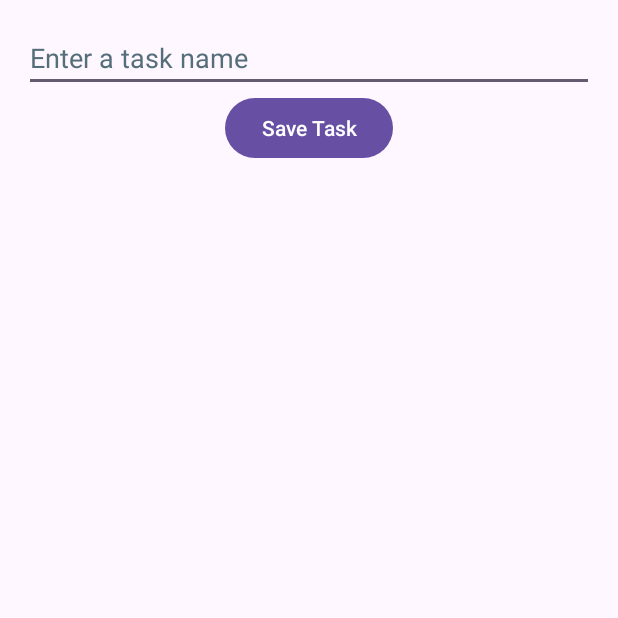
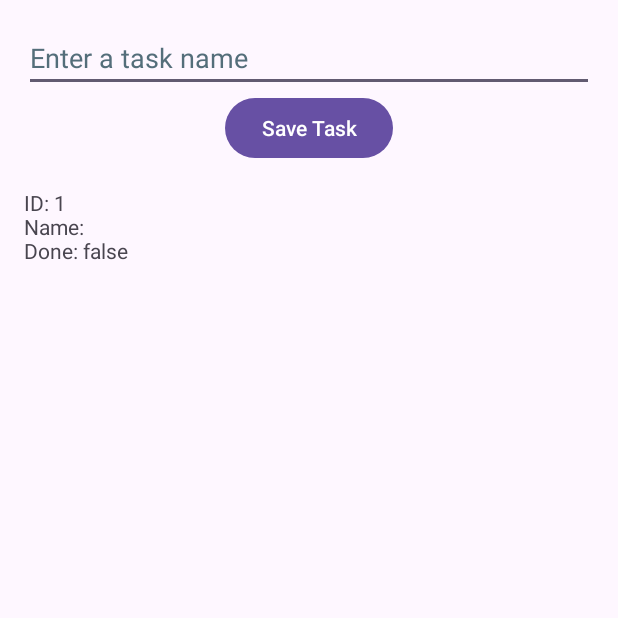
Before and after one commit to AbadzhevaK8/android-tasks, an Android app: the screen it shows after launch (MainActivity), after a tap on "Save Task", on a phone screen of 412 x 824 dp, the top half of it. Run offline under Robolectric (Android 15) with nearby library versions, the phone set to English and light mode, and no system bars; our stand-ins replace Room's generated code, data binding.

Commit message:
refactor: Move and update task management classes
Moved task-related classes to model and viewmodel packages, updated layouts, and modified the viewmodel to display tasks:

- Moved Task, TaskDao, and TaskDatabase classes to the `model` package.
- Moved TasksViewModel and TasksViewModelFactory to the `viewmodel` package.
- Moved MainActivity and TasksFragment to the `view` package.
- Updated the TasksFragment layout to display tasks using TextView
- Modified TasksViewModel to format and display tasks as a string.
- Added `lifecycleOwner` to the TasksFragment binding.
- Updated `activity_main` layout and `AndroidManifest.xml` to reflect the package changes.

```diff
--- a/app/build.gradle.kts
+++ b/app/build.gradle.kts
@@ -66,4 +66,5 @@ dependencies {
 
     // optional - Kotlin Extensions and Coroutines support for Room
     implementation(libs.androidx.room.ktx)
+
 }
--- a/app/src/main/AndroidManifest.xml
+++ b/app/src/main/AndroidManifest.xml
@@ -13,7 +13,7 @@
         android:theme="@style/Theme.Tasks"
         tools:targetApi="31">
         <activity
-            android:name=".MainActivity"
+            android:name=".view.MainActivity"
             android:exported="true">
             <intent-filter>
                 <action android:name="android.intent.action.MAIN" />
--- a/app/src/main/java/com/abadzheva/tasks/TasksViewModel.kt
+++ /dev/null
@@ -1,19 +0,0 @@
-package com.abadzheva.tasks
-
-import androidx.lifecycle.ViewModel
-import androidx.lifecycle.viewModelScope
-import kotlinx.coroutines.launch
-
-class TasksViewModel(
-    val dao: TaskDao,
-) : ViewModel() {
-    var newTaskName = ""
-
-    fun addTask() {
-        viewModelScope.launch {
-            val task = Task()
-            task.taskName = newTaskName
-            dao.insert(task)
-        }
-    }
-}
--- a/app/src/main/java/com/abadzheva/tasks/Task.kt
+++ b/app/src/main/java/com/abadzheva/tasks/model/Task.kt
@@ -1,4 +1,4 @@
-package com.abadzheva.tasks
+package com.abadzheva.tasks.model
 
 import androidx.room.ColumnInfo
 import androidx.room.Entity
--- a/app/src/main/java/com/abadzheva/tasks/TaskDao.kt
+++ b/app/src/main/java/com/abadzheva/tasks/model/TaskDao.kt
@@ -1,4 +1,4 @@
-package com.abadzheva.tasks
+package com.abadzheva.tasks.model
 
 import androidx.lifecycle.LiveData
 import androidx.room.Dao
--- a/app/src/main/java/com/abadzheva/tasks/TaskDatabase.kt
+++ b/app/src/main/java/com/abadzheva/tasks/model/TaskDatabase.kt
@@ -1,4 +1,4 @@
-package com.abadzheva.tasks
+package com.abadzheva.tasks.model
 
 import android.content.Context
 import androidx.room.Database
--- a/app/src/main/java/com/abadzheva/tasks/MainActivity.kt
+++ b/app/src/main/java/com/abadzheva/tasks/view/MainActivity.kt
@@ -1,7 +1,8 @@
-package com.abadzheva.tasks
+package com.abadzheva.tasks.view
 
 import android.os.Bundle
 import androidx.appcompat.app.AppCompatActivity
+import com.abadzheva.tasks.R
 
 class MainActivity : AppCompatActivity() {
     override fun onCreate(savedInstanceState: Bundle?) {
--- a/app/src/main/java/com/abadzheva/tasks/TasksFragment.kt
+++ b/app/src/main/java/com/abadzheva/tasks/view/TasksFragment.kt
@@ -1,4 +1,4 @@
-package com.abadzheva.tasks
+package com.abadzheva.tasks.view
 
 import android.os.Bundle
 import android.view.LayoutInflater
@@ -7,6 +7,9 @@ import android.view.ViewGroup
 import androidx.fragment.app.Fragment
 import androidx.lifecycle.ViewModelProvider
 import com.abadzheva.tasks.databinding.FragmentTasksBinding
+import com.abadzheva.tasks.model.TaskDatabase
+import com.abadzheva.tasks.viewmodel.TasksViewModel
+import com.abadzheva.tasks.viewmodel.TasksViewModelFactory
 
 class TasksFragment : Fragment() {
     @Suppress("ktlint:standard:backing-property-naming")
@@ -22,7 +25,7 @@ class TasksFragment : Fragment() {
         val view = binding.root
 
         val application = requireNotNull(this.activity).application
-        val dao = TaskDatabase.getInstance(application).taskDao
+        val dao = TaskDatabase.Companion.getInstance(application).taskDao
         val viewModelFactory = TasksViewModelFactory(dao)
         val viewModel =
             ViewModelProvider(
@@ -31,6 +34,7 @@ class TasksFragment : Fragment() {
             )[TasksViewModel::class.java]
 
         binding.viewModel = viewModel
+        binding.lifecycleOwner = viewLifecycleOwner
 
         return view
     }
--- /dev/null
+++ b/app/src/main/java/com/abadzheva/tasks/viewmodel/TasksViewModel.kt
@@ -0,0 +1,40 @@
+package com.abadzheva.tasks.viewmodel
+
+import androidx.lifecycle.ViewModel
+import androidx.lifecycle.map
+import androidx.lifecycle.viewModelScope
+import com.abadzheva.tasks.model.Task
+import com.abadzheva.tasks.model.TaskDao
+import kotlinx.coroutines.launch
+
+class TasksViewModel(
+    val dao: TaskDao,
+) : ViewModel() {
+    var newTaskName = ""
+
+    private val tasks = dao.getAll()
+    val tasksString =
+        tasks.map { tasks ->
+            formatTasks(tasks)
+        }
+
+    private fun formatTasks(tasks: @JvmSuppressWildcards List<Task>) =
+        tasks.fold("") { str, item ->
+            str + '\n' + formatTask(item)
+        }
+
+    private fun formatTask(task: Task): String {
+        var str = "ID: ${task.taskId}"
+        str += '\n' + "Name: ${task.taskName}"
+        str += '\n' + "Done: ${task.taskDone}"
+        return str
+    }
+
+    fun addTask() {
+        viewModelScope.launch {
+            val task = Task()
+            task.taskName = newTaskName
+            dao.insert(task)
+        }
+    }
+}
--- a/app/src/main/java/com/abadzheva/tasks/TasksViewModelFactory.kt
+++ b/app/src/main/java/com/abadzheva/tasks/viewmodel/TasksViewModelFactory.kt
@@ -1,7 +1,8 @@
-package com.abadzheva.tasks
+package com.abadzheva.tasks.viewmodel
 
 import androidx.lifecycle.ViewModel
 import androidx.lifecycle.ViewModelProvider
+import com.abadzheva.tasks.model.TaskDao
 
 @Suppress("UNCHECKED_CAST")
 class TasksViewModelFactory(
--- a/app/src/main/res/layout/activity_main.xml
+++ b/app/src/main/res/layout/activity_main.xml
@@ -6,5 +6,5 @@
     android:layout_width="match_parent"
     android:layout_height="match_parent"
     android:padding="16dp"
-    android:name="com.abadzheva.tasks.TasksFragment"
-    tools:context=".MainActivity" />
+    android:name="com.abadzheva.tasks.view.TasksFragment"
+    tools:context=".view.MainActivity" />
--- a/app/src/main/res/layout/fragment_tasks.xml
+++ b/app/src/main/res/layout/fragment_tasks.xml
@@ -1,13 +1,13 @@
 <?xml version="1.0" encoding="utf-8"?>
 <layout xmlns:android="http://schemas.android.com/apk/res/android"
     xmlns:tools="http://schemas.android.com/tools"
-    tools:context=".TasksFragment">
+    tools:context=".view.TasksFragment">
 
     <data>
 
         <variable
             name="viewModel"
-            type="com.abadzheva.tasks.TasksViewModel" />
+            type="com.abadzheva.tasks.viewmodel.TasksViewModel" />
     </data>
 
     <LinearLayout
@@ -32,11 +32,12 @@
             android:layout_height="wrap_content"
             android:layout_gravity="center"
             android:text="@string/save_task"
-            android:onClick="@{() -> viewModel.addTask()}"/>
+            android:onClick="@{ () -> viewModel.addTask() }"/>
 
         <TextView
             android:id="@+id/tasks"
             android:layout_width="match_parent"
-            android:layout_height="wrap_content" />
+            android:layout_height="wrap_content"
+            tools:text="@{viewModel.tasksString}"/>
     </LinearLayout>
 </layout>
```
